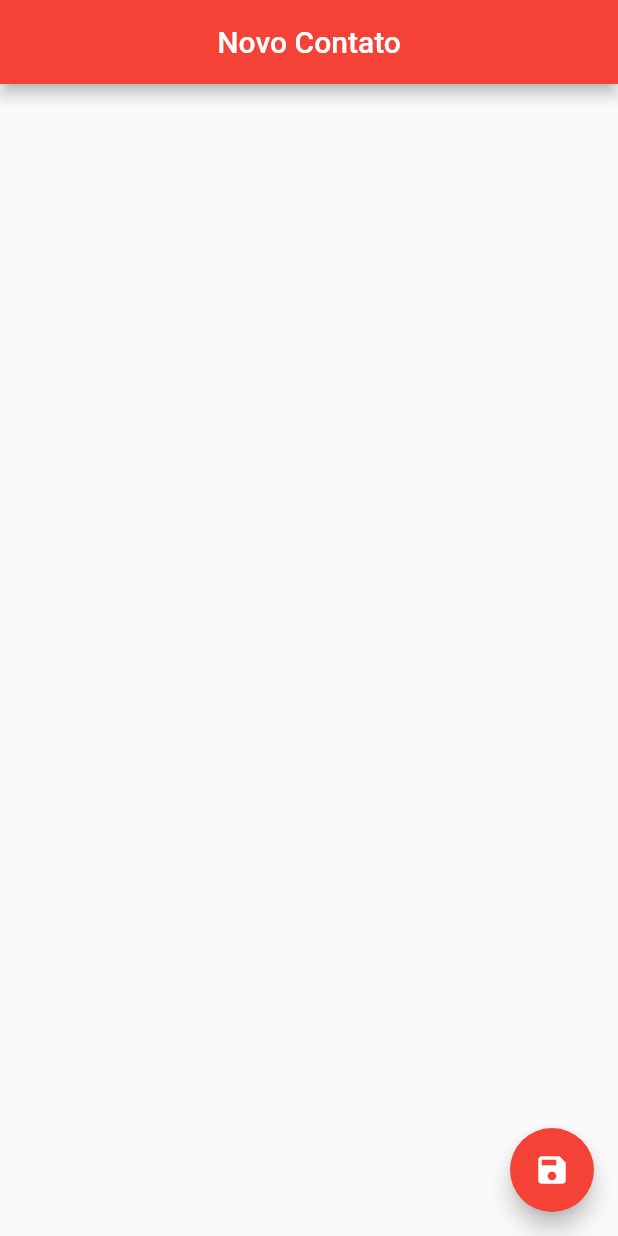
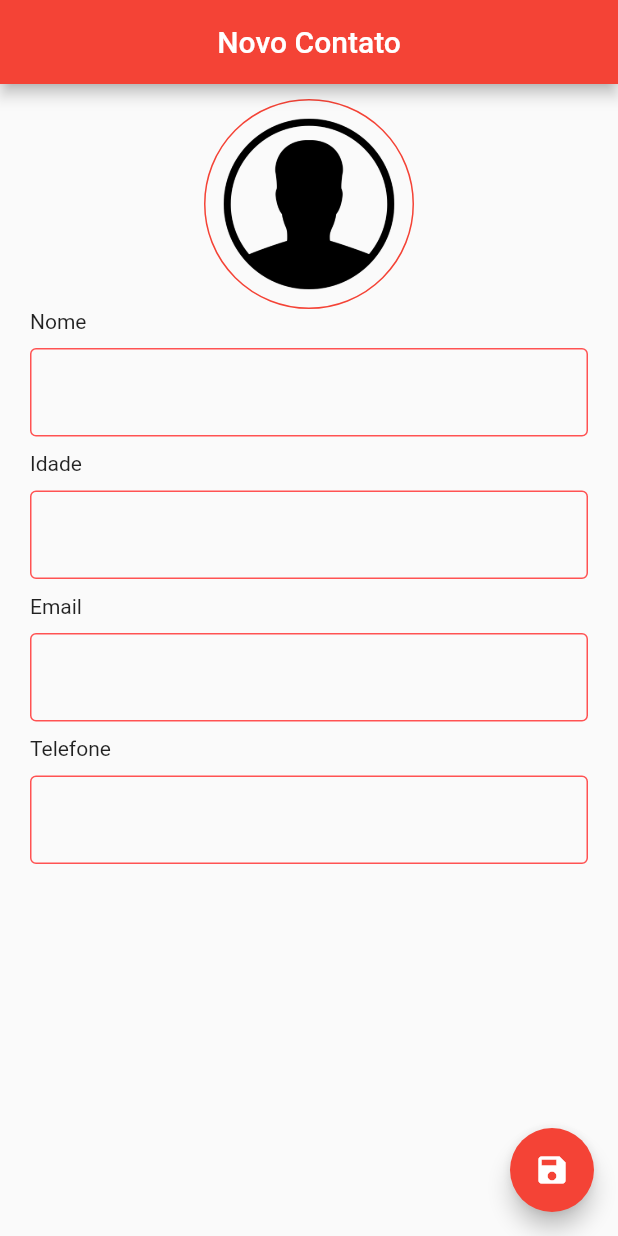
Before and after one commit to evrtonpires/Agenda_de_Contatos, a Flutter app: the screen it shows after launch, on a phone screen of 412 x 824 dp. Run offline on Flutter 3.47's test engine with Material 2 defaults, Android fonts, the phone set to English and light mode, and no system bars; our stand-ins replace sqflite; accounts and stored records are empty.

Commit message:
Layout da Tela de Contato

```diff
--- a/lib/ui/contato_page.dart
+++ b/lib/ui/contato_page.dart
@@ -1,3 +1,5 @@
+import 'dart:io';
+
 import 'package:agendacontatos/helpers/contatos_helper.dart';
 import 'package:flutter/material.dart';
 
@@ -11,6 +13,13 @@ class ContatoPage extends StatefulWidget {
 }
 
 class _ContatoPageState extends State<ContatoPage> {
+  final _nomeController = TextEditingController();
+  final _idadeController = TextEditingController();
+  final _emailController = TextEditingController();
+  final _telefoneController = TextEditingController();
+
+  bool _editandoUsuarioTrueOrFalse = false;
+
   Contato _editarContato;
 
   @override
@@ -20,6 +29,11 @@ class _ContatoPageState extends State<ContatoPage> {
       _editarContato = Contato();
     } else {
       _editarContato = Contato.fromMap(widget.contato.toMap());
+
+      _nomeController.text = _editarContato.nome;
+      _idadeController.text = _editarContato.idade.toString();
+      _emailController.text = _editarContato.email;
+      _telefoneController.text = _editarContato.telefone;
     }
   }
 
@@ -35,6 +49,64 @@ class _ContatoPageState extends State<ContatoPage> {
           child: Icon(Icons.save, color: Colors.white),
           backgroundColor: Colors.red,
           onPressed: () {}),
+      body: SingleChildScrollView(
+        padding: EdgeInsets.all(10.0),
+        child: Column(
+          crossAxisAlignment: CrossAxisAlignment.stretch,
+          children: <Widget>[
+            GestureDetector(
+              child: Container(
+                width: 140,
+                height: 140,
+                decoration: BoxDecoration(
+                    shape: BoxShape.circle,
+                    image: DecorationImage(
+                        image: _editarContato.img != null
+                            ? FileImage(File(_editarContato.img))
+                            : AssetImage("images/iconpadrao.png")),
+                    border: Border.all(color: Colors.red)),
+              ),
+            ),
+            Padding(padding: EdgeInsets.only(left: 10), child: Text("Nome")),
+            textField(function: testeEditing, controller: _nomeController),
+            Padding(padding: EdgeInsets.only(left: 10), child: Text("Idade")),
+            textField(keyboardtype: true, controller: _idadeController),
+            Padding(padding: EdgeInsets.only(left: 10), child: Text("Email")),
+            textField(controller: _emailController),
+            Padding(
+                padding: EdgeInsets.only(left: 10), child: Text("Telefone")),
+            textField(keyboardtype: true, controller: _telefoneController),
+          ],
+        ),
+      ),
     );
   }
+
+  Widget textField({Function function,
+    bool keyboardtype,
+    TextEditingController controller}) {
+    return Padding(
+      padding: EdgeInsets.all(10),
+      child: TextField(
+          controller: controller,
+          keyboardType: keyboardtype == true
+              ? TextInputType.number
+              : TextInputType.emailAddress,
+          decoration: InputDecoration(
+              border: OutlineInputBorder(
+                  borderRadius: BorderRadius.all(Radius.circular(30))),
+              focusedBorder:
+              OutlineInputBorder(borderSide: BorderSide(color: Colors.red)),
+              enabledBorder: OutlineInputBorder(
+                  borderSide: BorderSide(color: Colors.redAccent))),
+          onChanged: function),
+    );
+  }
+
+  void testeEditing(String t) {
+    _editandoUsuarioTrueOrFalse = true;
+    setState(() {
+      _editarContato.nome = t;
+    });
+  }
 }
```
